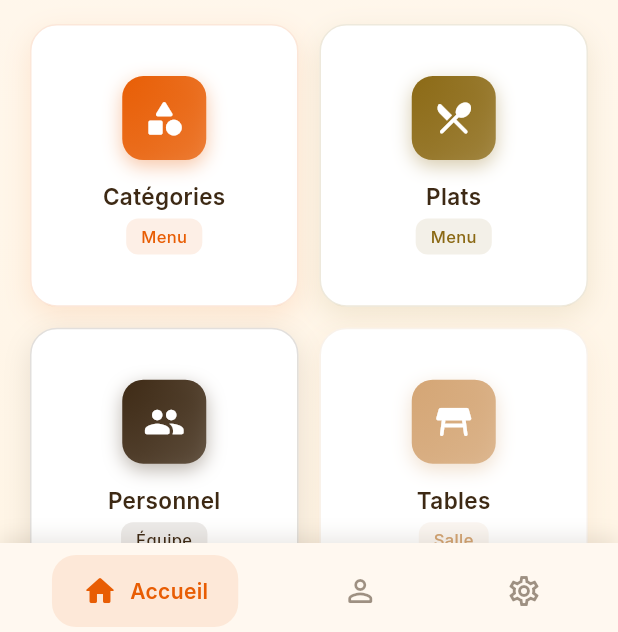
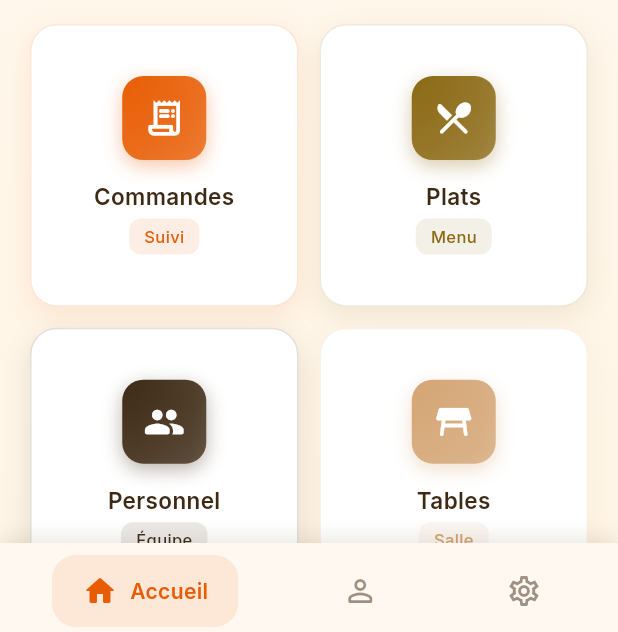
Before and after one commit to maroua-maliki/Gestion-Restaurant-Mobile, a Flutter app: the MainScreen screen opened directly, on a phone screen of 412 x 824 dp. Shown: the part 597-1229 px from the top of the screen. Run offline on Flutter 3.47's test engine with Material 3 defaults, Android fonts, the phone set to English and light mode, and no system bars; our stand-ins replace audioplayers, cloud_firestore, cloud_functions, firebase_auth, firebase_core, firebase_storage and 3 more; accounts and stored records are empty; generated files the repository leaves out were written again; statements that could not run were skipped.

Commit message:
commande admin 2

```diff
--- a/lib/models/order_model.dart
+++ b/lib/models/order_model.dart
@@ -33,9 +33,11 @@ class OrderModel {
   final double totalAmount;
   final DateTime createdAt;
   final DateTime? updatedAt;
+  final DateTime? preparationDate;
+  final DateTime? serviceDate;
+  final DateTime? paidAt;
   final String? notes;
   final PaymentMethod? paymentMethod;
-  final DateTime? paidAt;
 
   OrderModel({
     required this.id,
@@ -49,15 +51,16 @@ class OrderModel {
     required this.totalAmount,
     required this.createdAt,
     this.updatedAt,
+    this.preparationDate,
+    this.serviceDate,
+    this.paidAt,
     this.notes,
     this.paymentMethod,
-    this.paidAt,
   });
 
   factory OrderModel.fromFirestore(DocumentSnapshot doc) {
     final data = doc.data() as Map<String, dynamic>;
 
-    // Parse items
     List<OrderItemModel> items = [];
     if (data['items'] != null) {
       items = (data['items'] as List)
@@ -83,6 +86,9 @@ class OrderModel {
       totalAmount: (data['totalAmount'] ?? 0).toDouble(),
       createdAt: (data['createdAt'] as Timestamp?)?.toDate() ?? DateTime.now(),
       updatedAt: (data['updatedAt'] as Timestamp?)?.toDate(),
+      preparationDate: (data['preparationDate'] as Timestamp?)?.toDate(),
+      serviceDate: (data['serviceDate'] as Timestamp?)?.toDate(),
+      paidAt: (data['paidAt'] as Timestamp?)?.toDate(),
       notes: data['notes'],
       paymentMethod: data['paymentMethod'] != null
           ? PaymentMethod.values.firstWhere(
@@ -90,7 +96,6 @@ class OrderModel {
               orElse: () => PaymentMethod.cash,
             )
           : null,
-      paidAt: (data['paidAt'] as Timestamp?)?.toDate(),
     );
   }
 
@@ -106,9 +111,11 @@ class OrderModel {
       'totalAmount': totalAmount,
       'createdAt': Timestamp.fromDate(createdAt),
       'updatedAt': updatedAt != null ? Timestamp.fromDate(updatedAt!) : null,
+      'preparationDate': preparationDate != null ? Timestamp.fromDate(preparationDate!) : null,
+      'serviceDate': serviceDate != null ? Timestamp.fromDate(serviceDate!) : null,
+      'paidAt': paidAt != null ? Timestamp.fromDate(paidAt!) : null,
       'notes': notes,
       'paymentMethod': paymentMethod?.name,
-      'paidAt': paidAt != null ? Timestamp.fromDate(paidAt!) : null,
     };
   }
 
@@ -124,9 +131,11 @@ class OrderModel {
     double? totalAmount,
     DateTime? createdAt,
     DateTime? updatedAt,
+    DateTime? preparationDate,
+    DateTime? serviceDate,
+    DateTime? paidAt,
     String? notes,
     PaymentMethod? paymentMethod,
-    DateTime? paidAt,
   }) {
     return OrderModel(
       id: id ?? this.id,
@@ -140,9 +149,11 @@ class OrderModel {
       totalAmount: totalAmount ?? this.totalAmount,
       createdAt: createdAt ?? this.createdAt,
       updatedAt: updatedAt ?? this.updatedAt,
+      preparationDate: preparationDate ?? this.preparationDate,
+      serviceDate: serviceDate ?? this.serviceDate,
+      paidAt: paidAt ?? this.paidAt,
       notes: notes ?? this.notes,
       paymentMethod: paymentMethod ?? this.paymentMethod,
-      paidAt: paidAt ?? this.paidAt,
     );
   }
 
--- a/lib/screens/admin/admin_screen.dart
+++ b/lib/screens/admin/admin_screen.dart
@@ -1,8 +1,8 @@
 import 'package:cloud_firestore/cloud_firestore.dart';
 import 'package:flutter/material.dart';
 import 'package:google_fonts/google_fonts.dart';
-import 'package:restaurantapp/screens/admin/menus/manage_categories_screen.dart';
 import 'package:restaurantapp/screens/admin/menus/manage_plats_screen.dart';
+import 'package:restaurantapp/screens/admin/orders/admin_orders_screen.dart';
 import 'package:restaurantapp/screens/admin/statistics/statistics_screen.dart';
 import 'package:restaurantapp/screens/admin/tables/manage_tables_screen.dart';
 import 'package:restaurantapp/screens/admin/users/manage_users_screen.dart';
@@ -57,13 +57,13 @@ class AdminScreen extends StatelessWidget {
                   childAspectRatio: constraints.maxWidth > 400 ? 1.0 : 0.95,
                   children: [
                     _RestaurantDashboardCard(
-                      title: 'Catégories',
-                      subtitle: 'Menu',
-                      icon: Icons.category_rounded,
+                      title: 'Commandes',
+                      subtitle: 'Suivi',
+                      icon: Icons.receipt_long_rounded,
                       color: _warmOrange,
                       onTap: () => Navigator.push(
                         context,
-                        MaterialPageRoute(builder: (_) => const ManageCategoriesScreen()),
+                        MaterialPageRoute(builder: (_) => const AdminOrdersScreen()),
                       ),
                     ),
                     _RestaurantDashboardCard(
@@ -125,7 +125,7 @@ class AdminScreen extends StatelessWidget {
         borderRadius: BorderRadius.circular(20),
         boxShadow: [
           BoxShadow(
-            color: _deepBrown.withValues(alpha: 0.3),
+            color: _deepBrown.withOpacity(0.3),
             blurRadius: 15,
             offset: const Offset(0, 8),
           ),
@@ -140,7 +140,7 @@ class AdminScreen extends StatelessWidget {
               borderRadius: BorderRadius.circular(14),
               boxShadow: [
                 BoxShadow(
-                  color: _warmOrange.withValues(alpha: 0.4),
+                  color: _warmOrange.withOpacity(0.4),
                   blurRadius: 10,
                   offset: const Offset(0, 4),
                 ),
@@ -175,7 +175,7 @@ class AdminScreen extends StatelessWidget {
           Container(
             padding: const EdgeInsets.all(8),
             decoration: BoxDecoration(
-              color: Colors.white.withValues(alpha: 0.1),
+              color: Colors.white.withOpacity(0.1),
               borderRadius: BorderRadius.circular(10),
             ),
             child: const Icon(Icons.restaurant, color: _gold, size: 24),
@@ -191,7 +191,7 @@ class AdminScreen extends StatelessWidget {
         Container(
           padding: const EdgeInsets.all(8),
           decoration: BoxDecoration(
-            color: _warmOrange.withValues(alpha: 0.1),
+            color: _warmOrange.withOpacity(0.1),
             borderRadius: BorderRadius.circular(10),
           ),
           child: Icon(icon, color: _warmOrange, size: 20),
@@ -211,7 +211,7 @@ class AdminScreen extends StatelessWidget {
             height: 2,
             decoration: BoxDecoration(
               gradient: LinearGradient(
-                colors: [_gold.withValues(alpha: 0.5), Colors.transparent],
+                colors: [_gold.withOpacity(0.5), Colors.transparent],
               ),
               borderRadius: BorderRadius.circular(1),
             ),
@@ -226,10 +226,10 @@ class AdminScreen extends StatelessWidget {
       decoration: BoxDecoration(
         color: Colors.white,
         borderRadius: BorderRadius.circular(18),
-        border: Border.all(color: _gold.withValues(alpha: 0.3)),
+        border: Border.all(color: _gold.withOpacity(0.3)),
         boxShadow: [
           BoxShadow(
-            color: _deepBrown.withValues(alpha: 0.08),
+            color: _deepBrown.withOpacity(0.08),
             blurRadius: 15,
             offset: const Offset(0, 6),
           ),
@@ -253,12 +253,12 @@ class AdminScreen extends StatelessWidget {
                     gradient: LinearGradient(
                       begin: Alignment.topLeft,
                       end: Alignment.bottomRight,
-                      colors: [_warmOrange, _warmOrange.withValues(alpha: 0.8)],
+                      colors: [_warmOrange, _warmOrange.withOpacity(0.8)],
                     ),
                     borderRadius: BorderRadius.circular(14),
                     boxShadow: [
                       BoxShadow(
-                        color: _warmOrange.withValues(alpha: 0.3),
+                        color: _warmOrange.withOpacity(0.3),
                         blurRadius: 8,
                         offset: const Offset(0, 4),
                       ),
@@ -379,10 +379,10 @@ class _RestaurantStatCard extends StatelessWidget {
       decoration: BoxDecoration(
         color: Colors.white,
         borderRadius: BorderRadius.circular(16),
-        border: Border.all(color: color.withValues(alpha: 0.2)),
+        border: Border.all(color: color.withOpacity(0.2)),
         boxShadow: [
           BoxShadow(
-            color: color.withValues(alpha: 0.1),
+            color: color.withOpacity(0.1),
             blurRadius: 12,
             offset: const Offset(0, 4),
           ),
@@ -394,7 +394,7 @@ class _RestaurantStatCard extends StatelessWidget {
           Container(
             padding: const EdgeInsets.all(10),
             decoration: BoxDecoration(
-              color: color.withValues(alpha: 0.1),
+              color: color.withOpacity(0.1),
               borderRadius: BorderRadius.circular(12),
             ),
             child: Icon(icon, color: color, size: 22),
@@ -445,10 +445,10 @@ class _RestaurantDashboardCard extends StatelessWidget {
       decoration: BoxDecoration(
         color: Colors.white,
         borderRadius: BorderRadius.circular(18),
-        border: Border.all(color: color.withValues(alpha: 0.15)),
+        border: Border.all(color: color.withOpacity(0.15)),
         boxShadow: [
           BoxShadow(
-            color: color.withValues(alpha: 0.12),
+            color: color.withOpacity(0.12),
             blurRadius: 15,
             offset: const Offset(0, 6),
           ),
@@ -470,12 +470,12 @@ class _RestaurantDashboardCard extends StatelessWidget {
                     gradient: LinearGradient(
                       begin: Alignment.topLeft,
                       end: Alignment.bottomRight,
-                      colors: [color, color.withValues(alpha: 0.75)],
+                      colors: [color, color.withOpacity(0.75)],
                     ),
                     borderRadius: BorderRadius.circular(14),
                     boxShadow: [
                       BoxShadow(
-                        color: color.withValues(alpha: 0.35),
+                        color: color.withOpacity(0.35),
                         blurRadius: 10,
                         offset: const Offset(0, 4),
                       ),
@@ -497,16 +497,15 @@ class _RestaurantDashboardCard extends StatelessWidget {
                 Container(
                   padding: const EdgeInsets.symmetric(horizontal: 10, vertical: 4),
                   decoration: BoxDecoration(
-                    color: color.withValues(alpha: 0.1),
+                    color: color.withOpacity(0.1),
                     borderRadius: BorderRadius.circular(8),
                   ),
                   child: Text(
                     subtitle,
-                    textAlign: TextAlign.center,
                     style: GoogleFonts.inter(
                       fontSize: 11,
+                      fontWeight: FontWeight.w500,
                       color: color,
-                      fontWeight: FontWeight.w500,
                     ),
                   ),
                 ),
```
Also changed, not shown: lib/screens/admin/orders/admin_orders_screen.dart (+163 -98 lines), lib/services/order_service.dart (+17 -7 lines).
